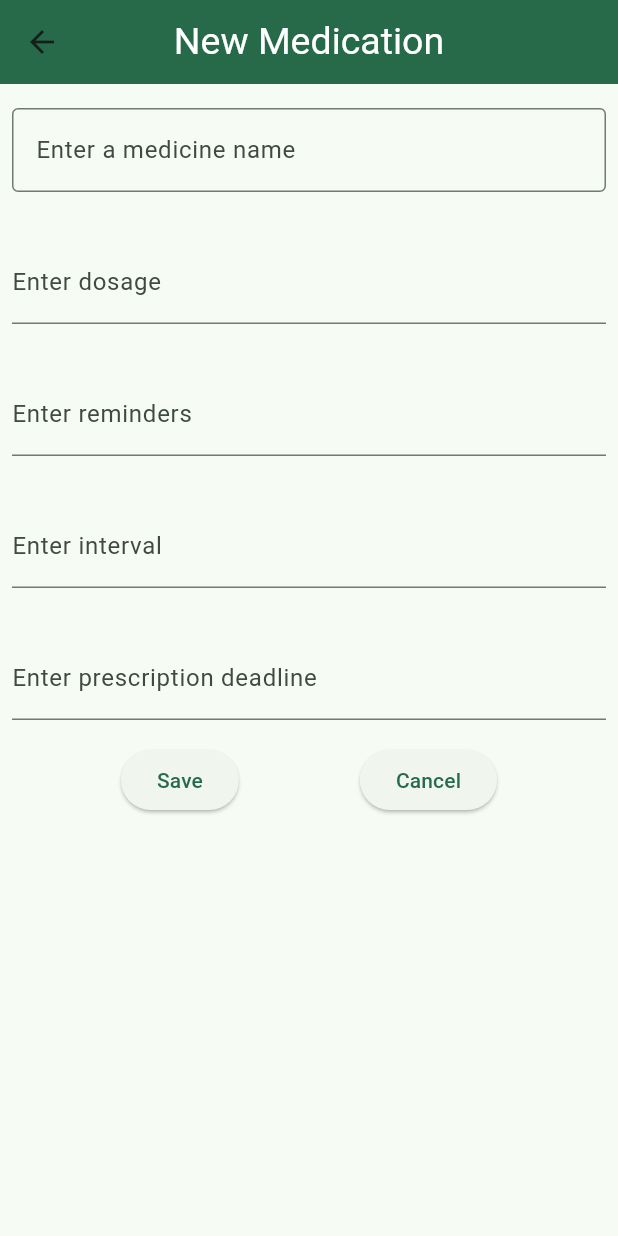
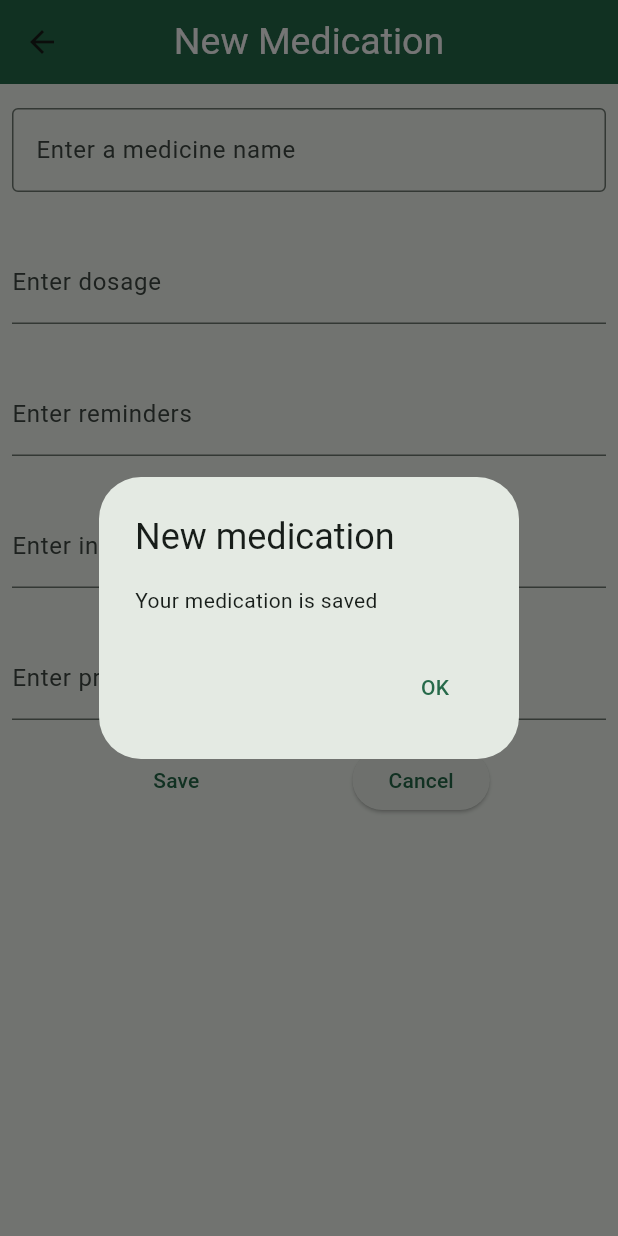
Before and after one commit to Eka1984/meds_tracker, a Flutter app: the NewMedicationPage screen opened by its route, after a tap on "Save", on a phone screen of 412 x 824 dp. Run offline on Flutter 3.47's test engine with Material 3 defaults, Android fonts, the phone set to English and light mode, and no system bars; our stand-ins replace sqflite; accounts and stored records are empty.

Commit message:
add save dialog to new medication's page

```diff
--- a/lib/pages/new_medication.dart
+++ b/lib/pages/new_medication.dart
@@ -87,9 +87,21 @@ class NewMedication extends StatelessWidget {
         Row(
         mainAxisAlignment: MainAxisAlignment.spaceEvenly,
         children: <Widget>[
-          ElevatedButton(
+          TextButton(
             onPressed: () {
-              // Add save logic here later
+              showDialog<String>(
+                context: context,
+                builder: (BuildContext context) => AlertDialog(
+                  title: const Text('New medication'),
+                  content: const Text('Your medication is saved'),
+                  actions: <Widget>[
+                    TextButton(
+                      onPressed: () => Navigator.pop(context, 'OK'),
+                      child: const Text('OK'),
+              ),
+              ],
+              ),
+              );
             },
             child: Text('Save'),
         ),
```
Also changed, not shown: pubspec.lock.
